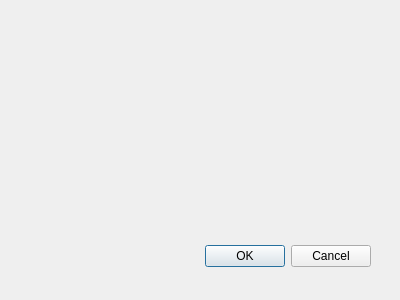
First picture: the form in addwordwindow.ui, repository smatcher/Multilingo, before the edit.
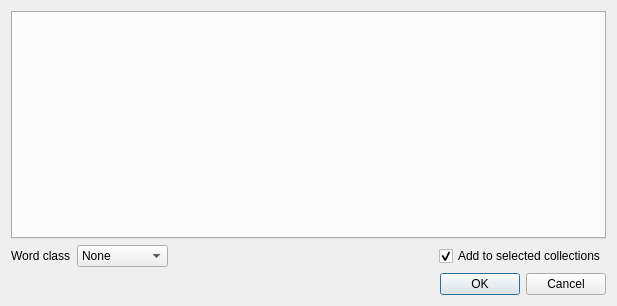
Second picture: the form after the edit.

Commit message: Started implementing "add word" interface

What changed in the file:
```diff
--- a/addwordwindow.ui
+++ b/addwordwindow.ui
@@ -8,29 +8,103 @@
    <rect>
     <x>0</x>
     <y>0</y>
-    <width>400</width>
-    <height>300</height>
+    <width>617</width>
+    <height>306</height>
    </rect>
   </property>
   <property name="windowTitle">
    <string>Dialog</string>
   </property>
-  <widget class="QDialogButtonBox" name="buttonBox">
-   <property name="geometry">
-    <rect>
-     <x>30</x>
-     <y>240</y>
-     <width>341</width>
-     <height>32</height>
-    </rect>
-   </property>
-   <property name="orientation">
-    <enum>Qt::Horizontal</enum>
-   </property>
-   <property name="standardButtons">
-    <set>QDialogButtonBox::Cancel|QDialogButtonBox::Ok</set>
-   </property>
-  </widget>
+  <layout class="QVBoxLayout" name="verticalLayout">
+   <item>
+    <widget class="QTabWidget" name="languageTabs"/>
+   </item>
+   <item>
+    <layout class="QHBoxLayout" name="horizontalLayout_2">
+     <item>
+      <layout class="QHBoxLayout" name="horizontalLayout">
+       <item>
+        <widget class="QLabel" name="label">
+         <property name="text">
+          <string>Word class</string>
+         </property>
+        </widget>
+       </item>
+       <item>
+        <widget class="QComboBox" name="wordTypeCombo">
+         <item>
+          <property name="text">
+           <string>None</string>
+          </property>
+         </item>
+         <item>
+          <property name="text">
+           <string>Verb</string>
+          </property>
+         </item>
+         <item>
+          <property name="text">
+           <string>Noun</string>
+          </property>
+         </item>
+         <item>
+          <property name="text">
+           <string>Adjective</string>
+          </property>
+         </item>
+         <item>
+          <property name="text">
+           <string>Adverb</string>
+          </property>
+         </item>
+         <item>
+          <property name="text">
+           <string>Determiner</string>
+          </property>
+         </item>
+        </widget>
+       </item>
+       <item>
+        <spacer name="horizontalSpacer">
+         <property name="orientation">
+          <enum>Qt::Horizontal</enum>
+         </property>
+         <property name="sizeHint" stdset="0">
+          <size>
+           <width>40</width>
+           <height>20</height>
+          </size>
+         </property>
+        </spacer>
+       </item>
+       <item>
+        <widget class="QCheckBox" name="addToCollectionsCheckbox">
+         <property name="toolTip">
+          <string>Add the selected word to the selected collections.</string>
+         </property>
+         <property name="text">
+          <string>Add to selected collections</string>
+         </property>
+         <property name="checked">
+          <bool>true</bool>
+         </property>
+        </widget>
+       </item>
+      </layout>
+     </item>
+    </layout>
+   </item>
+   <item>
+    <widget class="QDialogButtonBox" name="buttonBox">
+     <property name="orientation">
+      <enum>Qt::Horizontal</enum>
+     </property>
+     <property name="standardButtons">
+      <set>QDialogButtonBox::Cancel|QDialogButtonBox::Ok</set>
+     </property>
+    </widget>
+   </item>
+  </layout>
  </widget>
  <pixmapfunction/>
  <resources/>
```
Left out of the diff: 5 changed lines with no effect on the pictures. The commit also changes 14 other files.
